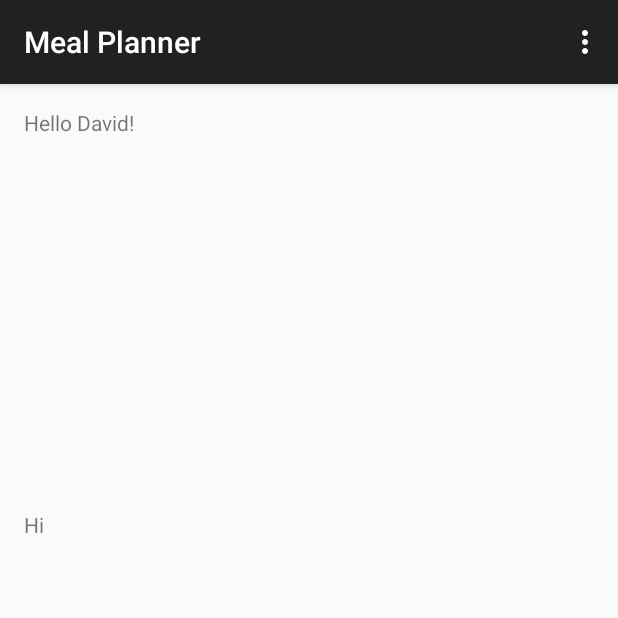
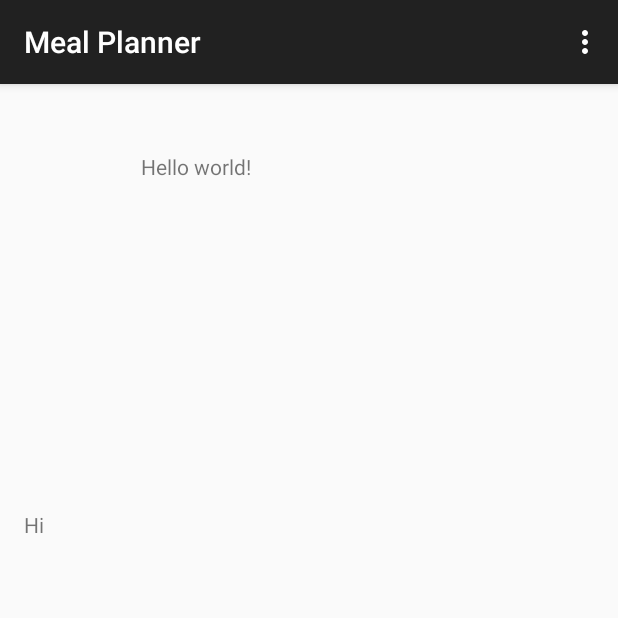
Before and after one commit to drrezeau/MealPlanner, an Android app: the screen it shows after launch (MainActivity), on a phone screen of 412 x 824 dp, the top half of it. Run offline under Robolectric (Android 15) with nearby library versions, the phone set to English and light mode, and no system bars.

Commit message:
Hi peeps

```diff
--- a/app/src/main/res/layout/activity_main.xml
+++ b/app/src/main/res/layout/activity_main.xml
@@ -3,12 +3,17 @@
     android:layout_height="match_parent" android:paddingLeft="@dimen/activity_horizontal_margin"
     android:paddingRight="@dimen/activity_horizontal_margin"
     android:paddingTop="@dimen/activity_vertical_margin"
-    android:paddingBottom="@dimen/activity_vertical_margin" tools:context=".MainActivity"
-    android:id="@+id/main">
+    android:paddingBottom="@dimen/activity_vertical_margin" tools:context=".MainActivity">
 
-    <TextView android:text="Hello David!" android:layout_width="wrap_content"
+    <TextView android:text="@string/hello_world" android:layout_width="wrap_content"
         android:layout_height="wrap_content"
-        android:id="@+id/helloDavid" />
+        android:id="@+id/hi"
+        android:layout_alignParentTop="true"
+        android:layout_alignParentLeft="true"
+        android:layout_alignParentStart="true"
+        android:layout_marginLeft="78dp"
+        android:layout_marginStart="78dp"
+        android:layout_marginTop="29dp" />
 
     <TextView
         android:layout_width="fill_parent"
```
